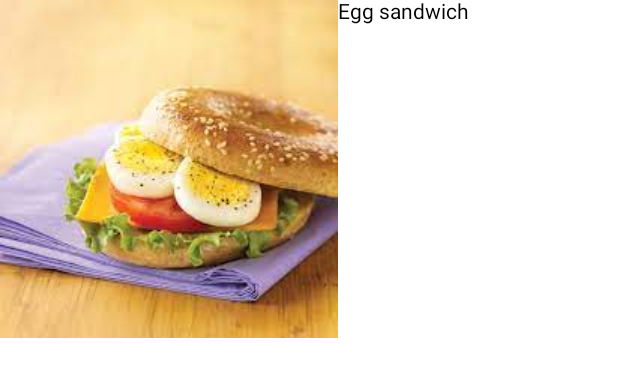
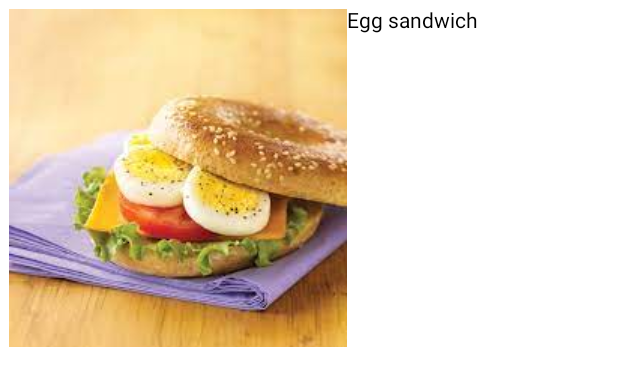
Before and after one commit to Honey14/composing, an Android app built with Jetpack Compose: the @Preview function foodItem, on a phone screen of 412 x 824 dp. Shown: the top 386 px of the screen. Run offline under Robolectric (Android 15) with nearby library versions, the phone set to English and light mode, and no system bars.

Commit message:
Add padding to the row

```diff
--- a/app/src/main/java/honey/composing/MainActivity.kt
+++ b/app/src/main/java/honey/composing/MainActivity.kt
@@ -8,12 +8,14 @@ import androidx.compose.foundation.layout.Row
 import androidx.compose.foundation.layout.fillMaxSize
 import androidx.compose.material.MaterialTheme
 import androidx.compose.material.Surface
+import androidx.compose.foundation.layout.padding
 import androidx.compose.material.Text
 import androidx.compose.runtime.Composable
 import androidx.compose.ui.Modifier
 import androidx.compose.ui.res.painterResource
 import androidx.compose.ui.tooling.preview.Preview
 import honey.composing.ui.theme.ComposingTheme
+import androidx.compose.ui.unit.dp
 
 class MainActivity : ComponentActivity() {
     override fun onCreate(savedInstanceState: Bundle?) {
@@ -24,7 +26,7 @@ class MainActivity : ComponentActivity() {
 @Preview
 @Composable
 private fun foodItem() {
-    Row {
+    Row(modifier = Modifier.padding(all = 6.dp)) {
         Image(
             painter = painterResource(R.drawable.eggsand),
             contentDescription = "Egg Sandwich"
```
